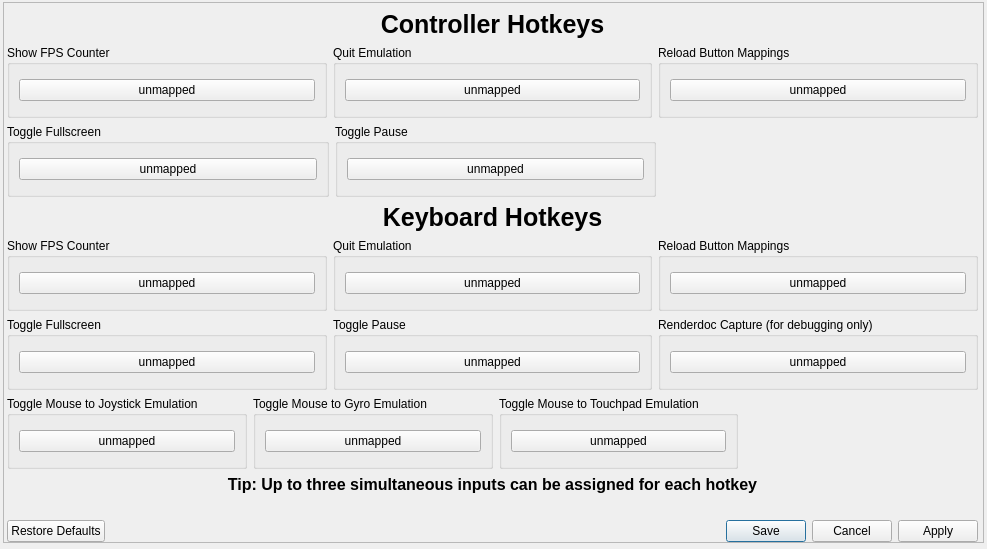
This is src/qt_gui/hotkeys.ui in diegolix29/shadPS4 as Qt 5 draws it before an edit. The edited form follows.
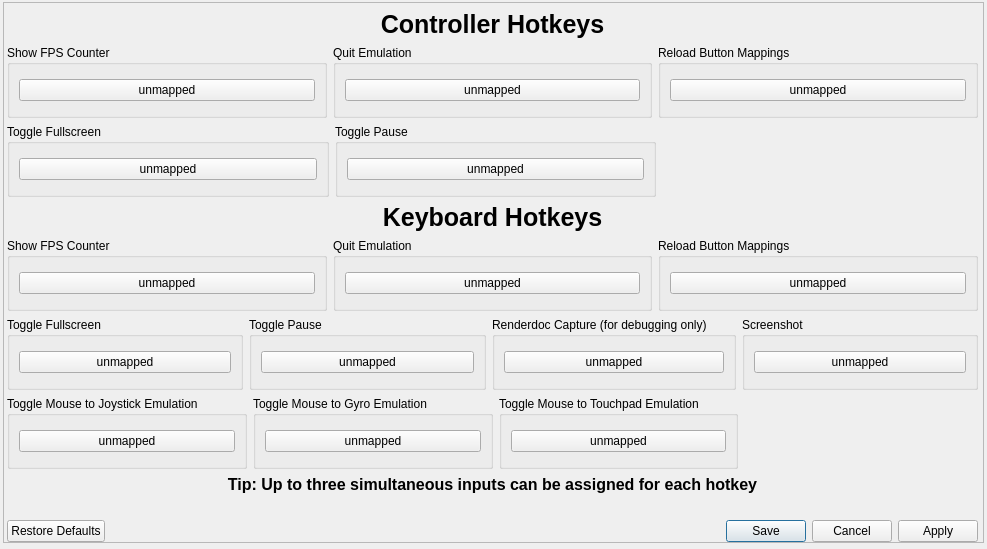
This is the edited form.

Commit message:
Added Screenshot hotkey re bindable to F5
pngs are saved over User/screenshot folder.

What changed in the file:
```diff
--- a/src/qt_gui/hotkeys.ui
+++ b/src/qt_gui/hotkeys.ui
@@ -392,6 +392,31 @@
           </layout>
          </widget>
         </item>
+								<item>
+									<widget class="QGroupBox" name="screenshotGroupbox">
+										<property name="sizePolicy">
+											<sizepolicy hsizetype="Expanding" vsizetype="Preferred">
+												<horstretch>0</horstretch>
+												<verstretch>0</verstretch>
+											</sizepolicy>
+										</property>
+										<property name="title">
+											<string>Screenshot</string>
+										</property>
+										<layout class="QVBoxLayout" name="verticalLayout_13">
+											<item>
+												<widget class="QPushButton" name="screenshotButton">
+													<property name="focusPolicy">
+														<enum>Qt::FocusPolicy::NoFocus</enum>
+													</property>
+													<property name="text">
+														<string>unmapped</string>
+													</property>
+												</widget>
+											</item>
+										</layout>
+									</widget>
+								</item>
        </layout>
       </item>
       <item>
```
Lines whose indentation alone changed are shown as unchanged. The commit also changes 15 other files.
